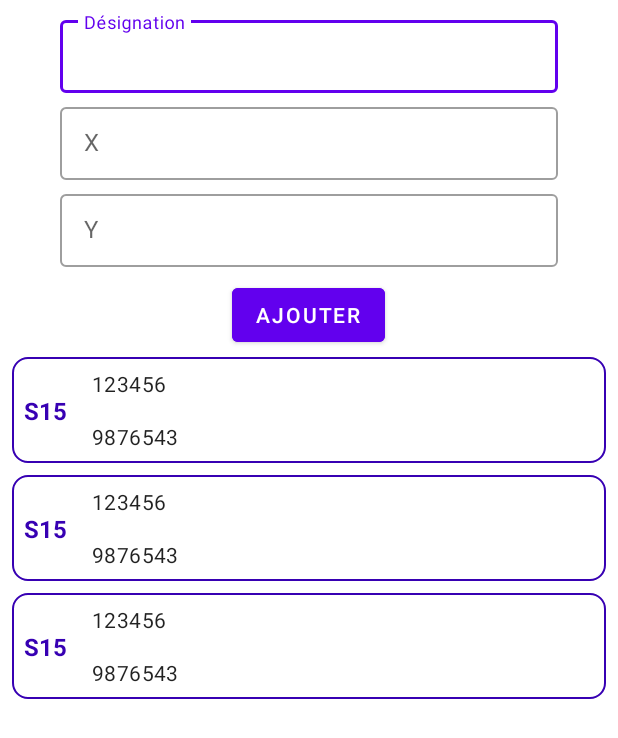
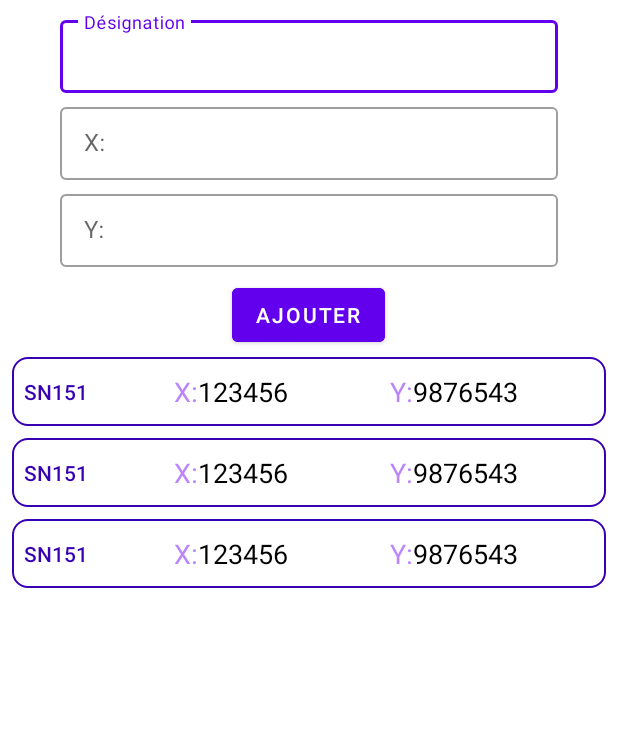
Before and after one commit to iver23/ConvArt, an Android app: the layout fragment_list.xml on its own in the app's theme, with its tools: preview values and no code run, on a phone screen of 412 x 824 dp. Shown: the top 738 px of the screen. Run offline under Robolectric (Android 15) with nearby library versions, the phone set to English and light mode, and no system bars.

Commit message:
Fix bug in spinner and update the recyclerview item layout

```diff
--- a/app/src/main/java/com/abadil/convart/MainActivity.kt
+++ b/app/src/main/java/com/abadil/convart/MainActivity.kt
@@ -1,7 +1,7 @@
 package com.abadil.convart
 
+import android.os.Bundle
 import androidx.appcompat.app.AppCompatActivity
-import android.os.Bundle
 import androidx.fragment.app.Fragment
 import com.abadil.convart.databinding.ActivityMainBinding
 import com.abadil.convart.ui.FragmentConvert
@@ -26,6 +26,7 @@ class MainActivity : AppCompatActivity() {
             when (it.itemId){
                 R.id.bottom_nav_convert -> {
                     setCurrentFragment(convertFragment)
+                    this.setTitle(R.string.app_name)
                     true
                 }
                 R.id.bottom_nav_list -> {
--- a/app/src/main/java/com/abadil/convart/adapters/MyRecyclerViewAdapter.kt
+++ b/app/src/main/java/com/abadil/convart/adapters/MyRecyclerViewAdapter.kt
@@ -24,7 +24,7 @@ class MyRecyclerViewAdapter(private var pointsList: List<MetricPoint>): Recycler
         return pointsList.size
     }
 
-    public fun getPointAtPosition(position: Int): MetricPoint {
+    fun getPointAtPosition(position: Int): MetricPoint {
         return pointsList[position]
     }
 
@@ -33,8 +33,8 @@ class MyRecyclerViewAdapter(private var pointsList: List<MetricPoint>): Recycler
 class MyViewHolder(private val binding: RecyclerviewItemBinding): RecyclerView.ViewHolder(binding.root){
     fun bind(point: MetricPoint){
         binding.idTv.text = point._id
-        binding.xTv.text = point.x.toString()
-        binding.yTv.text = point.y.toString()
+        binding.xTv.text = "%.0f".format(point.x)
+        binding.yTv.text = "%.0f".format(point.y)
 
     }
 }
--- a/app/src/main/java/com/abadil/convart/adapters/PointsSpinnerAdapter.kt
+++ b/app/src/main/java/com/abadil/convart/adapters/PointsSpinnerAdapter.kt
@@ -5,13 +5,13 @@ import android.view.LayoutInflater
 import android.view.View
 import android.view.ViewGroup
 import android.widget.ArrayAdapter
-import androidx.databinding.DataBindingUtil
+import android.widget.TextView
 import com.abadil.convart.R
 import com.abadil.convart.data.MetricPoint
-import com.abadil.convart.databinding.CustomSpinnerItemLayoutBinding
 
 
-class PointsSpinnerAdapter(context: Context, unitsList: List<MetricPoint>): ArrayAdapter<MetricPoint>(context,0, unitsList) {
+class PointsSpinnerAdapter(context: Context, private val unitsList: List<MetricPoint>) : ArrayAdapter<MetricPoint>(context, 0, unitsList) {
+
     override fun getView(position: Int, convertView: View?, parent: ViewGroup): View {
         return initView(position, convertView, parent)
     }
@@ -20,12 +20,19 @@ class PointsSpinnerAdapter(context: Context, unitsList: List<MetricPoint>): Arra
         return initView(position, convertView, parent)
     }
 
+    override fun getCount(): Int = unitsList.size
+    override fun getItem(position: Int): MetricPoint = unitsList[position]
+    override fun getItemId(position: Int): Long = position.toLong()
+
+
     private fun initView(position: Int, convertView: View?, parent: ViewGroup): View {
         val layoutInflater = LayoutInflater.from(parent.context)
-        val binding: CustomSpinnerItemLayoutBinding = DataBindingUtil.inflate(layoutInflater, R.layout.custom_spinner_item_layout, parent, false)
+        //val binding: CustomSpinnerItemLayoutBinding = DataBindingUtil.inflate(layoutInflater, R.layout.custom_spinner_item_layout, parent, false)
+        val view = convertView ?: layoutInflater.inflate(R.layout.custom_spinner_item_layout, parent, false)
         val point = getItem(position)
-        val view = convertView ?: binding.root
-        binding.spinnerItem.text = point?._id
+        val textView = view.findViewById<TextView>(R.id.spinner_item)
+        textView.text = point._id
+        //binding.spinnerItem.text = point._id
         return view
     }
 }
--- a/app/src/main/java/com/abadil/convart/ui/FragmentConvert.kt
+++ b/app/src/main/java/com/abadil/convart/ui/FragmentConvert.kt
@@ -73,11 +73,11 @@ class FragmentConvert : Fragment() {
     override fun onViewCreated(view: View, savedInstanceState: Bundle?) {
         super.onViewCreated(view, savedInstanceState)
         setupSnackbar(view)
-        initSpinner()
+        setupSpinner()
         watchIncorrectCoord()
     }
 
-    private fun initSpinner() {
+    private fun setupSpinner() {
         fragmentConvertVm.points.observe(viewLifecycleOwner, {
             val pointsSpinnerAdapter = PointsSpinnerAdapter(context!!, it)
             binding.pointOrigine.adapter = pointsSpinnerAdapter
--- a/app/src/main/java/com/abadil/convart/ui/FragmentConvertViewModel.kt
+++ b/app/src/main/java/com/abadil/convart/ui/FragmentConvertViewModel.kt
@@ -15,6 +15,7 @@ class FragmentConvertViewModel(private val repo: MetricPointRepo) : ViewModel(),
     private val _isCoordIncorrect = MutableLiveData<Boolean>()
     val isCoordIncorrect: LiveData<Boolean>
         get() = _isCoordIncorrect
+
 
 
     @Bindable
--- a/app/src/main/res/layout/custom_spinner_item_layout.xml
+++ b/app/src/main/res/layout/custom_spinner_item_layout.xml
@@ -1,17 +1,14 @@
 <?xml version="1.0" encoding="utf-8"?>
-<layout
-    xmlns:android="http://schemas.android.com/apk/res/android"
+
+<TextView xmlns:android="http://schemas.android.com/apk/res/android"
     xmlns:tools="http://schemas.android.com/tools"
-    xmlns:app="http://schemas.android.com/apk/res-auto">
-    <TextView
     android:id="@+id/spinner_item"
-        style="?attr/spinnerDropDownItemStyle"
-        android:singleLine="true"
+    style="?android:attr/spinnerDropDownItemStyle"
     android:layout_width="match_parent"
     android:layout_height="?attr/dropdownListPreferredItemHeight"
-        android:textAppearance="@style/TextAppearance.AppCompat.Medium"
     android:ellipsize="marquee"
     android:gravity="center"
+    android:singleLine="true"
+    android:textAppearance="@style/TextAppearance.AppCompat.Medium"
     android:textColor="@color/purple_700"
-        tools:text="S15"/>
-</layout>
+    tools:text="s18"/>
--- a/app/src/main/res/layout/fragment_list.xml
+++ b/app/src/main/res/layout/fragment_list.xml
@@ -13,7 +13,9 @@
         android:layout_height="match_parent"
         android:layout_width="match_parent"
         android:orientation="vertical"
-        android:padding="8dp"
+        android:paddingTop="8dp"
+        android:paddingStart="8dp"
+        android:paddingEnd="8dp"
         tools:context=".ui.FragmentList">
 
         <LinearLayout
--- a/app/src/main/res/layout/recyclerview_item.xml
+++ b/app/src/main/res/layout/recyclerview_item.xml
@@ -1,57 +1,85 @@
 <?xml version="1.0" encoding="utf-8"?>
-<layout
-    xmlns:android="http://schemas.android.com/apk/res/android"
-    xmlns:tools="http://schemas.android.com/tools"
-    xmlns:app="http://schemas.android.com/apk/res-auto">
+<layout xmlns:android="http://schemas.android.com/apk/res/android"
+    xmlns:tools="http://schemas.android.com/tools">
 
-        <androidx.constraintlayout.widget.ConstraintLayout
+    <LinearLayout
         android:id="@+id/list_item_layout"
         android:layout_width="match_parent"
         android:layout_height="wrap_content"
+        android:background="@drawable/outside_shape_purple"
         android:layout_marginBottom="8dp"
-                android:background="@drawable/outside_shape_purple"
+        android:paddingTop="5dp"
+        android:paddingBottom="5dp"
+        android:clickable="true"
         android:focusable="true"
-                android:clickable="true">
+        android:orientation="horizontal">
 
         <TextView
             android:id="@+id/id_tv"
             android:layout_width="0dp"
             android:layout_height="wrap_content"
             android:layout_gravity="center_vertical"
-                    android:maxLines="1"
+            android:layout_weight="1.5"
+            android:gravity="start"
             android:padding="8dp"
-                    android:textAppearance="?attr/textAppearanceSubtitle1"
-                    android:textStyle="bold"
+            android:singleLine="true"
+            android:textAppearance="@style/TextAppearance.AppCompat.Button"
             android:textColor="@color/purple_700"
-                    app:layout_constraintTop_toTopOf="parent"
-                    app:layout_constraintBottom_toBottomOf="parent"
-                    app:layout_constraintLeft_toLeftOf="parent"
-                    tools:text="S15"/>
+            tools:text="SN151"/>
+
+        <LinearLayout
+            android:layout_width="0dp"
+            android:layout_height="match_parent"
+            android:layout_gravity="center"
+            android:layout_weight="2"
+            android:orientation="horizontal"
+            android:gravity="start"
+            android:paddingTop="3dp"
+            android:paddingBottom="3dp">
+
+            <TextView
+                android:layout_width="wrap_content"
+                android:layout_height="match_parent"
+                android:gravity="center"
+                android:text="@string/x_edittext_hint"
+                android:textColor="@color/purple_200"
+                android:textAppearance="@style/TextAppearance.AppCompat.Medium"/>
 
             <TextView
                 android:id="@+id/x_tv"
                 android:layout_width="wrap_content"
-                    android:layout_height="wrap_content"
-                    android:layout_gravity="center_vertical"
-                    android:maxLines="1"
-                    android:padding="8dp"
-                    android:textAppearance="?attr/textAppearanceBody2"
-                    app:layout_constraintLeft_toRightOf="@id/id_tv"
-                    app:layout_constraintTop_toTopOf="parent"
-                    app:layout_constraintBottom_toTopOf="@id/y_tv"
-                    tools:text="123456"/>
+                android:layout_height="match_parent"
+                android:gravity="center"
+                android:textAppearance="@style/TextAppearance.AppCompat.Medium"
+                android:textColor="@color/black"
+                tools:text="123456" />
+        </LinearLayout>
+
+        <LinearLayout
+            android:layout_width="0dp"
+            android:layout_height="match_parent"
+            android:layout_weight="2"
+            android:orientation="horizontal"
+            android:gravity="start"
+            android:paddingTop="3dp"
+            android:paddingBottom="3dp">
+
+            <TextView
+                android:layout_width="wrap_content"
+                android:layout_height="match_parent"
+                android:gravity="center"
+                android:text="@string/y_edittext_hint"
+                android:textColor="@color/purple_200"
+                android:textAppearance="@style/TextAppearance.AppCompat.Medium"/>
 
             <TextView
                 android:id="@+id/y_tv"
                 android:layout_width="wrap_content"
-                    android:layout_height="wrap_content"
-                    android:layout_gravity="center_vertical"
-                    android:maxLines="1"
-                    android:padding="8dp"
-                    android:textAppearance="?attr/textAppearanceBody2"
-                    app:layout_constraintLeft_toRightOf="@id/id_tv"
-                    app:layout_constraintTop_toBottomOf="@id/x_tv"
-                    tools:text="9876543"/>
-
-        </androidx.constraintlayout.widget.ConstraintLayout>
+                android:layout_height="match_parent"
+                android:gravity="center"
+                android:textAppearance="@style/TextAppearance.AppCompat.Medium"
+                android:textColor="@color/black"
+                tools:text="9876543" />
+        </LinearLayout>
+    </LinearLayout>
 </layout>
--- a/app/src/main/res/values/strings.xml
+++ b/app/src/main/res/values/strings.xml
@@ -5,8 +5,8 @@
     <string name="bottom_nav_convert_str">Convert</string>
     <string name="bottom_nav_list_str">Points</string>
     <string name="id_edittext_hint">Désignation</string>
-    <string name="x_edittext_hint">X</string>
-    <string name="y_edittext_hint">Y</string>
+    <string name="x_edittext_hint">X:</string>
+    <string name="y_edittext_hint">Y:</string>
     <string name="add_btn_str">AJOUTER</string>
     <string name="point_origine_tv_str">Point Origine</string>
     <string name="add_point_error">Veuillez Saisir Nom &amp; Coordonnées</string>
```
Also changed, not shown: 1 other file. Lines whose indentation alone changed are shown as unchanged.
